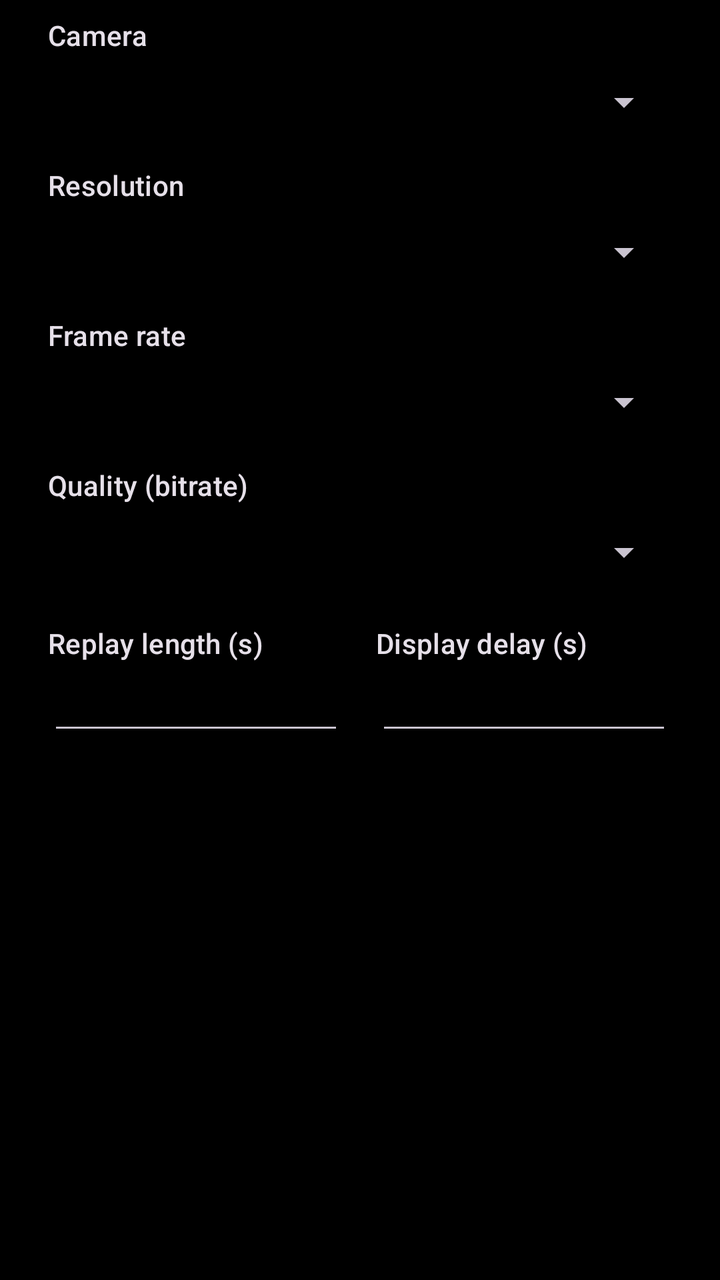
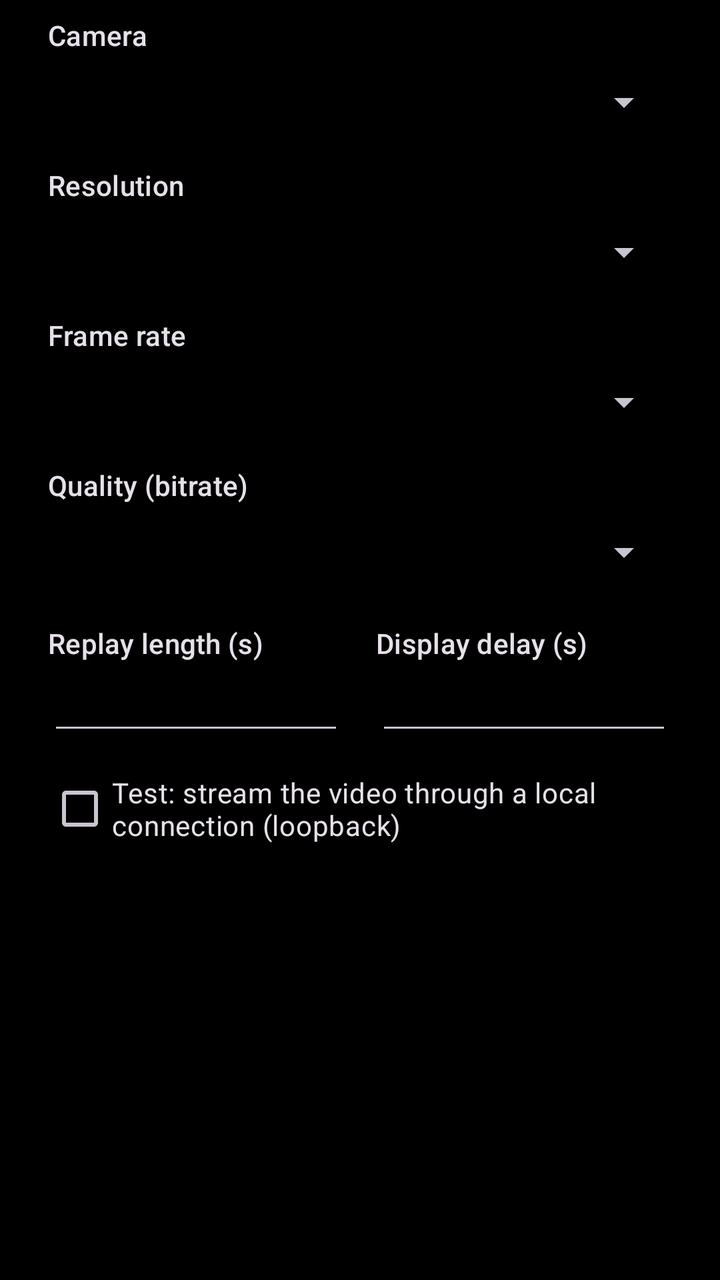

Before-and-after screenshots of an Android layout around one commit, followed by the original layout XML and the change that was made.
<!-- AndroidManifest.xml: application theme Theme.ReFreePlay -->
<!-- res/layout/dialog_settings.xml -->
<?xml version="1.0" encoding="utf-8"?>
<ScrollView xmlns:android="http://schemas.android.com/apk/res/android"
    android:layout_width="match_parent"
    android:layout_height="wrap_content">

    <LinearLayout
        android:layout_width="match_parent"
        android:layout_height="wrap_content"
        android:orientation="vertical"
        android:paddingStart="24dp"
        android:paddingTop="8dp"
        android:paddingEnd="24dp">

        <TextView
            style="@style/TextAppearance.Material3.LabelLarge"
            android:layout_width="wrap_content"
            android:layout_height="wrap_content"
            android:text="Camera" />

        <Spinner
            android:id="@+id/spCamera"
            android:layout_width="match_parent"
            android:layout_height="48dp" />

        <TextView
            style="@style/TextAppearance.Material3.LabelLarge"
            android:layout_width="wrap_content"
            android:layout_height="wrap_content"
            android:layout_marginTop="8dp"
            android:text="Resolution" />

        <Spinner
            android:id="@+id/spResolution"
            android:layout_width="match_parent"
            android:layout_height="48dp" />

        <TextView
            style="@style/TextAppearance.Material3.LabelLarge"
            android:layout_width="wrap_content"
            android:layout_height="wrap_content"
            android:layout_marginTop="8dp"
            android:text="Frame rate" />

        <Spinner
            android:id="@+id/spFps"
            android:layout_width="match_parent"
            android:layout_height="48dp" />

        <TextView
            style="@style/TextAppearance.Material3.LabelLarge"
            android:layout_width="wrap_content"
            android:layout_height="wrap_content"
            android:layout_marginTop="8dp"
            android:text="Quality (bitrate)" />

        <Spinner
            android:id="@+id/spQuality"
            android:layout_width="match_parent"
            android:layout_height="48dp" />

        <LinearLayout
            android:layout_width="match_parent"
            android:layout_height="wrap_content"
            android:layout_marginTop="12dp"
            android:orientation="horizontal">

            <LinearLayout
                android:layout_width="0dp"
                android:layout_height="wrap_content"
                android:layout_marginEnd="8dp"
                android:layout_weight="1"
                android:orientation="vertical">

                <TextView
                    style="@style/TextAppearance.Material3.LabelLarge"
                    android:layout_width="wrap_content"
                    android:layout_height="wrap_content"
                    android:text="Replay length (s)" />

                <EditText
                    android:id="@+id/etReplay"
                    android:layout_width="match_parent"
                    android:layout_height="wrap_content"
                    android:importantForAutofill="no"
                    android:inputType="numberDecimal"
                    android:selectAllOnFocus="true" />
            </LinearLayout>

            <LinearLayout
                android:layout_width="0dp"
                android:layout_height="wrap_content"
                android:layout_marginStart="8dp"
                android:layout_weight="1"
                android:orientation="vertical">

                <TextView
                    style="@style/TextAppearance.Material3.LabelLarge"
                    android:layout_width="wrap_content"
                    android:layout_height="wrap_content"
                    android:text="Display delay (s)" />

                <EditText
                    android:id="@+id/etDelay"
                    android:layout_width="match_parent"
                    android:layout_height="wrap_content"
                    android:importantForAutofill="no"
                    android:inputType="numberDecimal"
                    android:selectAllOnFocus="true" />
            </LinearLayout>
        </LinearLayout>

        <TextView
            android:id="@+id/infoText"
            style="@style/TextAppearance.Material3.BodySmall"
            android:layout_width="match_parent"
            android:layout_height="wrap_content"
            android:layout_marginTop="8dp"
            android:paddingBottom="8dp" />
    </LinearLayout>
</ScrollView>
<!-- resources referenced by this layout -->
<resources>
  <style name="Theme.ReFreePlay" parent="Theme.Material3.Dark.NoActionBar">
          <item name="colorPrimary">@color/accent</item>
          <item name="android:windowBackground">@android:color/black</item>
          <item name="android:windowLayoutInDisplayCutoutMode">shortEdges</item>
          <item name="android:windowFullscreen">true</item>
      </style>
  <color name="accent">#E53935</color>
</resources>

<!-- the commit's change to res/layout/dialog_settings.xml (unified diff, before → after) -->
@@ -109,6 +109,13 @@
             </LinearLayout>
         </LinearLayout>
 
+        <CheckBox
+            android:id="@+id/cbLoopback"
+            android:layout_width="match_parent"
+            android:layout_height="wrap_content"
+            android:layout_marginTop="8dp"
+            android:text="Test: stream the video through a local connection (loopback)" />
+
         <TextView
             android:id="@+id/infoText"
             style="@style/TextAppearance.Material3.BodySmall"
